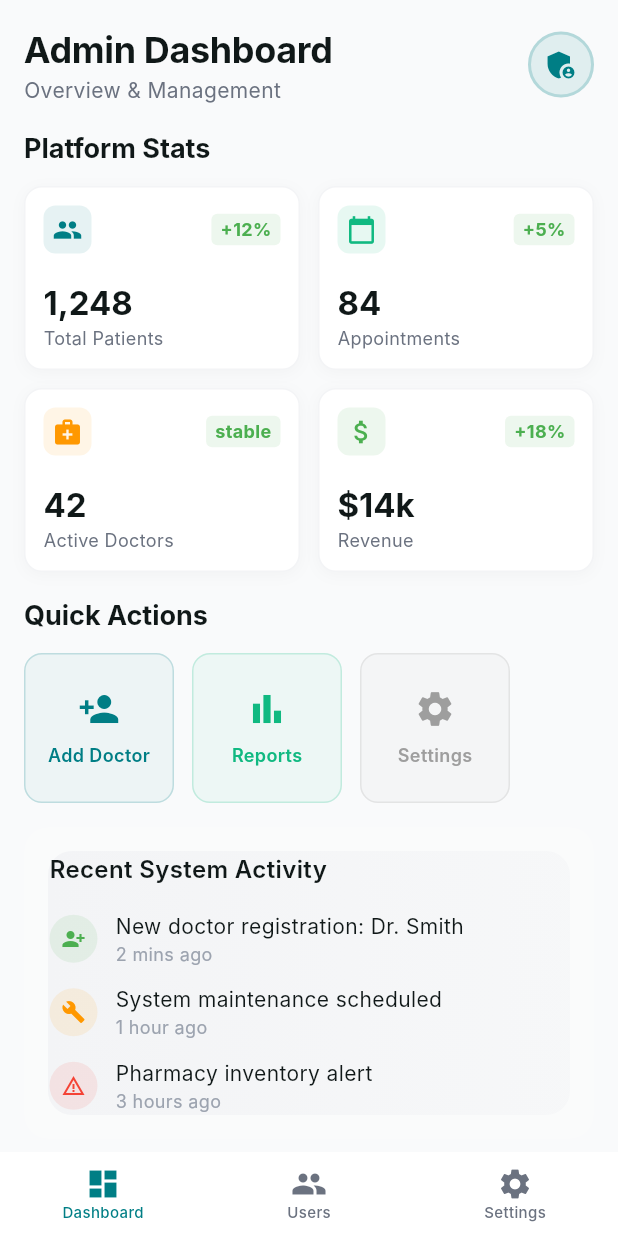
After one commit to RohitDakare/Drepto_mobile, a Flutter app: the AdminDashboard screen opened by its route, on a phone screen of 412 x 824 dp. The commit adds this screen. Run offline on Flutter 3.47's test engine with Material 3 defaults, Android fonts, the phone set to English and light mode, and no system bars; our stand-ins replace dio, flutter_animate, flutter_screenutil, flutter_secure_storage, go_router, google_maps_flutter; accounts and stored records are empty; Roboto replaces fonts that are missing (Inter).

Commit message:
changes 5

```diff
--- a/drepto_healthcare/lib/router/app_router.dart
+++ b/drepto_healthcare/lib/router/app_router.dart
@@ -23,6 +23,7 @@ import '../screens/profile/edit_profile_page.dart';
 import '../screens/pharmacy/staff/pharmacy_inventory_page.dart';
 import '../screens/pharmacy/staff/pharmacy_orders_page.dart';
 import '../screens/pharmacy/admin/pharmacy_admin_dashboard.dart';
+import '../screens/admin/admin_dashboard.dart';
 
 class AppRouter {
   static final _rootNavigatorKey = GlobalKey<NavigatorState>();
@@ -63,6 +64,7 @@ class AppRouter {
           '/video-call',
           '/notifications',
           '/profile/edit',
+          '/dashboard/admin',
         ];
 
         // If auth status is unknown, wait for it to be determined
@@ -119,6 +121,11 @@ class AppRouter {
           path: '/dashboard/nurse',
           name: 'nurse_dashboard',
           builder: (context, state) => const NurseDashboard(),
+        ),
+        GoRoute(
+          path: '/dashboard/admin',
+          name: 'admin_dashboard',
+          builder: (context, state) => const AdminDashboard(),
         ),
         GoRoute(
           path: '/pharmacy',
--- /dev/null
+++ b/drepto_healthcare/lib/screens/admin/admin_dashboard.dart
@@ -0,0 +1,383 @@
+import 'package:flutter/material.dart';
+import 'package:go_router/go_router.dart';
+import 'package:flutter_screenutil/flutter_screenutil.dart';
+import 'package:flutter_animate/flutter_animate.dart';
+import 'package:provider/provider.dart';
+import '../../core/constants/app_colors.dart';
+import '../../core/constants/app_spacing.dart';
+import '../../core/constants/app_text_styles.dart';
+import '../../core/providers/auth_provider.dart';
+import '../../widgets/container/glass_container.dart';
+import '../../widgets/navigation/bottom_nav_bars.dart';
+
+class AdminDashboard extends StatefulWidget {
+  const AdminDashboard({super.key});
+
+  @override
+  State<AdminDashboard> createState() => _AdminDashboardState();
+}
+
+class _AdminDashboardState extends State<AdminDashboard> {
+  int _currentIndex = 0;
+
+  @override
+  Widget build(BuildContext context) {
+    return Scaffold(
+      backgroundColor: AppColors.backgroundLight,
+      body: SafeArea(
+        child: CustomScrollView(
+          slivers: [
+            // Header
+            SliverToBoxAdapter(
+              child: Padding(
+                padding: const EdgeInsets.all(16.0),
+                child: Row(
+                  mainAxisAlignment: MainAxisAlignment.spaceBetween,
+                  children: [
+                    Column(
+                      crossAxisAlignment: CrossAxisAlignment.start,
+                      children: [
+                        Text(
+                          'Admin Dashboard',
+                          style: AppTextStyles.h2,
+                        ),
+                        Text(
+                          'Overview & Management',
+                          style: AppTextStyles.bodyMedium.copyWith(
+                            color: AppColors.textSecondary,
+                          ),
+                        ),
+                      ],
+                    ),
+                    Container(
+                      width: 44,
+                      height: 44,
+                      decoration: BoxDecoration(
+                        shape: BoxShape.circle,
+                        color: AppColors.primary.withValues(alpha: 0.1),
+                        border: Border.all(
+                          color: AppColors.primary.withValues(alpha: 0.2),
+                          width: 2,
+                        ),
+                      ),
+                      child: const Icon(Icons.admin_panel_settings, color: AppColors.primary),
+                    ),
+                  ],
+                ),
+              ),
+            ),
+
+            // Stats Overview
+            SliverToBoxAdapter(
+              child: Padding(
+                padding: const EdgeInsets.symmetric(horizontal: 16.0),
+                child: Column(
+                  crossAxisAlignment: CrossAxisAlignment.start,
+                  children: [
+                    const Text('Platform Stats', style: AppTextStyles.h4),
+                    const SizedBox(height: 12),
+                    GridView.count(
+                      crossAxisCount: 2,
+                      mainAxisSpacing: 12,
+                      crossAxisSpacing: 12,
+                      childAspectRatio: 1.5,
+                      shrinkWrap: true,
+                      physics: const NeverScrollableScrollPhysics(),
+                      children: [
+                        _StatsCard(
+                          title: 'Total Patients',
+                          value: '1,248',
+                          icon: Icons.people,
+                          color: AppColors.primary,
+                          trend: '+12%',
+                        ),
+                        _StatsCard(
+                          title: 'Appointments',
+                          value: '84',
+                          icon: Icons.calendar_today,
+                          color: AppColors.accent,
+                          trend: '+5%',
+                        ),
+                        _StatsCard(
+                          title: 'Active Doctors',
+                          value: '42',
+                          icon: Icons.medical_services,
+                          color: Colors.orange,
+                          trend: 'stable',
+                        ),
+                        _StatsCard(
+                          title: 'Revenue',
+                          value: '\$14k',
+                          icon: Icons.attach_money,
+                          color: Colors.green,
+                          trend: '+18%',
+                        ),
+                      ].animate(interval: 100.ms).fadeIn(duration: 400.ms).scale(begin: const Offset(0.95, 0.95), curve: Curves.easeOut),
+                    ),
+                  ],
+                ),
+              ),
+            ),
+
+            // Quick Actions
+            SliverToBoxAdapter(
+              child: Padding(
+                padding: const EdgeInsets.all(16.0),
+                child: Column(
+                  crossAxisAlignment: CrossAxisAlignment.start,
+                  children: [
+                    const Text('Quick Actions', style: AppTextStyles.h4),
+                    const SizedBox(height: 12),
+                    SizedBox(
+                      height: 100,
+                      child: ListView(
+                        scrollDirection: Axis.horizontal,
+                        children: [
+                          _QuickActionCard(
+                            title: 'Add Doctor',
+                            icon: Icons.person_add,
+                            color: AppColors.primary,
+                            onTap: () {},
+                          ),
+                          _QuickActionCard(
+                            title: 'Reports',
+                            icon: Icons.bar_chart,
+                            color: AppColors.accent,
+                            onTap: () {},
+                          ),
+                          _QuickActionCard(
+                            title: 'Settings',
+                            icon: Icons.settings,
+                            color: Colors.grey,
+                            onTap: () {},
+                          ),
+                        ].animate(interval: 100.ms).fadeIn(duration: 400.ms).slideX(begin: 0.1, curve: Curves.easeOut),
+                      ),
+                    ),
+                  ],
+                ),
+              ),
+            ),
+
+            // Recent Activity (Placeholder for now)
+            SliverToBoxAdapter(
+              child: Padding(
+                padding: const EdgeInsets.fromLTRB(16, 0, 16, 80),
+                child: GlassContainer(
+                  padding: const EdgeInsets.all(16),
+                  color: Colors.white,
+                  borderGradient: LinearGradient(
+                    colors: [
+                      AppColors.borderLight,
+                      AppColors.borderLight.withValues(alpha: 0.5),
+                    ],
+                  ),
+                  child: Column(
+                    crossAxisAlignment: CrossAxisAlignment.start,
+                    children: [
+                      const Text('Recent System Activity', style: AppTextStyles.h5),
+                      const SizedBox(height: 16),
+                      _ActivityItem(
+                        text: 'New doctor registration: Dr. Smith',
+                        time: '2 mins ago',
+                        icon: Icons.person_add_alt_1,
+                        color: Colors.green,
+                      ),
+                      const SizedBox(height: 12),
+                      _ActivityItem(
+                        text: 'System maintenance scheduled',
+                        time: '1 hour ago',
+                        icon: Icons.build,
+                        color: Colors.orange,
+                      ),
+                      const SizedBox(height: 12),
+                      _ActivityItem(
+                        text: 'Pharmacy inventory alert',
+                        time: '3 hours ago',
+                        icon: Icons.warning_amber,
+                        color: Colors.red,
+                      ),
+                    ].animate(interval: 150.ms).fadeIn(duration: 500.ms),
+                  ),
+                ),
+              ),
+            ),
+          ],
+        ),
+      ),
+      bottomNavigationBar: BottomNavigationBar(
+        currentIndex: _currentIndex,
+        onTap: (index) => setState(() => _currentIndex = index),
+        selectedItemColor: AppColors.primary,
+        unselectedItemColor: AppColors.textSecondary,
+        items: const [
+          BottomNavigationBarItem(icon: Icon(Icons.dashboard), label: 'Dashboard'),
+          BottomNavigationBarItem(icon: Icon(Icons.people), label: 'Users'),
+          BottomNavigationBarItem(icon: Icon(Icons.settings), label: 'Settings'),
+        ],
+      ),
+    );
+  }
+}
+
+class _StatsCard extends StatelessWidget {
+  final String title;
+  final String value;
+  final IconData icon;
+  final Color color;
+  final String trend;
+
+  const _StatsCard({
+    required this.title,
+    required this.value,
+    required this.icon,
+    required this.color,
+    required this.trend,
+  });
+
+  @override
+  Widget build(BuildContext context) {
+    return Container(
+      padding: const EdgeInsets.all(12),
+      decoration: BoxDecoration(
+        color: Colors.white,
+        borderRadius: AppSpacing.borderRadiusMd,
+        border: Border.all(color: AppColors.borderLight),
+        boxShadow: [
+          BoxShadow(
+            color: Colors.black.withValues(alpha: 0.03),
+            blurRadius: 8,
+            offset: const Offset(0, 2),
+          ),
+        ],
+      ),
+      child: Column(
+        crossAxisAlignment: CrossAxisAlignment.start,
+        mainAxisAlignment: MainAxisAlignment.spaceBetween,
+        children: [
+          Row(
+            mainAxisAlignment: MainAxisAlignment.spaceBetween,
+            children: [
+              Container(
+                padding: const EdgeInsets.all(6),
+                decoration: BoxDecoration(
+                  color: color.withValues(alpha: 0.1),
+                  borderRadius: BorderRadius.circular(8),
+                ),
+                child: Icon(icon, size: 20, color: color),
+              ),
+              Container(
+                padding: const EdgeInsets.symmetric(horizontal: 6, vertical: 2),
+                decoration: BoxDecoration(
+                  color: Colors.green.withValues(alpha: 0.1),
+                  borderRadius: BorderRadius.circular(4),
+                ),
+                child: Text(
+                  trend,
+                  style: AppTextStyles.caption.copyWith(
+                    color: Colors.green,
+                    fontWeight: FontWeight.bold,
+                  ),
+                ),
+              ),
+            ],
+          ),
+          Column(
+            crossAxisAlignment: CrossAxisAlignment.start,
+            children: [
+              Text(
+                value,
+                style: AppTextStyles.h4.copyWith(fontSize: 22),
+              ),
+              Text(
+                title,
+                style: AppTextStyles.caption.copyWith(color: AppColors.textSecondary),
+              ),
+            ],
+          ),
+        ],
+      ),
+    );
+  }
+}
+
+class _QuickActionCard extends StatelessWidget {
+  final String title;
+  final IconData icon;
+  final Color color;
+  final VoidCallback onTap;
+
+  const _QuickActionCard({
+    required this.title,
+    required this.icon,
+    required this.color,
+    required this.onTap,
+  });
+
+  @override
+  Widget build(BuildContext context) {
+    return GestureDetector(
+      onTap: onTap,
+      child: Container(
+        width: 100,
+        margin: const EdgeInsets.only(right: 12),
+        decoration: BoxDecoration(
+          color: color.withValues(alpha: 0.05),
+          borderRadius: AppSpacing.borderRadiusMd,
+          border: Border.all(color: color.withValues(alpha: 0.2)),
+        ),
+        child: Column(
+          mainAxisAlignment: MainAxisAlignment.center,
+          children: [
+            Icon(icon, size: 28, color: color),
+            const SizedBox(height: 8),
+            Text(
+              title,
+              style: AppTextStyles.labelMedium.copyWith(
+                color: color,
+                fontWeight: FontWeight.w600,
+              ),
+            ),
+          ],
+        ),
+      ),
+    );
+  }
+}
+
+class _ActivityItem extends StatelessWidget {
+  final String text;
+  final String time;
+  final IconData icon;
+  final Color color;
+
+  const _ActivityItem({
+    required this.text,
+    required this.time,
+    required this.icon,
+    required this.color,
+  });
+
+  @override
+  Widget build(BuildContext context) {
+    return Row(
+      children: [
+        CircleAvatar(
+          radius: 16,
+          backgroundColor: color.withValues(alpha: 0.1),
+          child: Icon(icon, size: 16, color: color),
+        ),
+        const SizedBox(width: 12),
+        Expanded(
+          child: Column(
+            crossAxisAlignment: CrossAxisAlignment.start,
+            children: [
+              Text(text, style: AppTextStyles.bodyMedium),
+              Text(time, style: AppTextStyles.caption),
+            ],
+          ),
+        ),
+      ],
+    );
+  }
+}
--- a/drepto_healthcare/lib/screens/patient/patient_dashboard.dart
+++ b/drepto_healthcare/lib/screens/patient/patient_dashboard.dart
@@ -148,7 +148,8 @@ class _PatientHomePage extends StatelessWidget {
               ).animate().fadeIn(duration: 600.ms).slideX(begin: -0.1, curve: Curves.easeOut),
               ),
             ),
-          ),
+
+
 
           // Services Section
           SliverToBoxAdapter(
```
